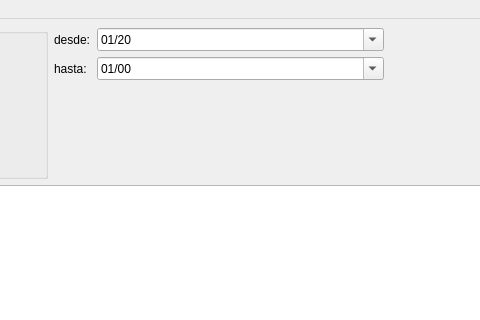
This is infomesasmain.ui in waltermas-gitter/infomesas-gui as Qt 5 draws it before an edit; both pictures show x 290 to 770 and y 0 to 320 of the 1018 by 645 pixel window. The edited form follows.
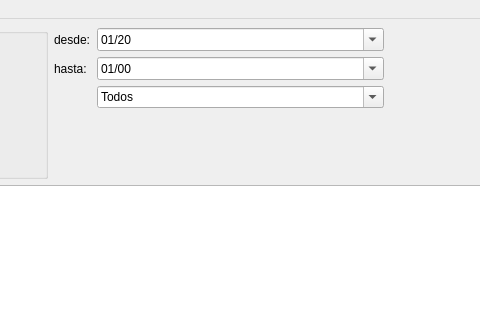
This is the edited form.

Commit message: con clientes filter

Patch:
```diff
--- a/infomesasmain.ui
+++ b/infomesasmain.ui
@@ -141,6 +141,16 @@
         </property>
        </widget>
       </item>
+      <item row="2" column="1">
+       <widget class="QComboBox" name="clienteComboBox">
+        <property name="editable">
+         <bool>true</bool>
+        </property>
+        <property name="currentText">
+         <string>Todos</string>
+        </property>
+       </widget>
+      </item>
      </layout>
     </item>
    </layout>
```
The commit also changes 2 other files.
